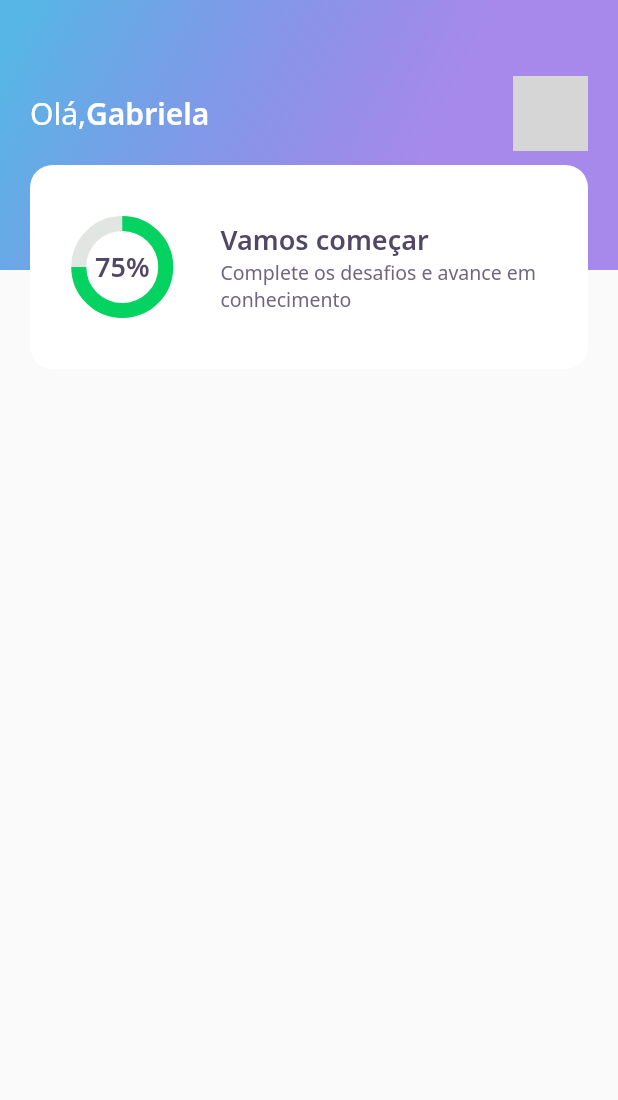
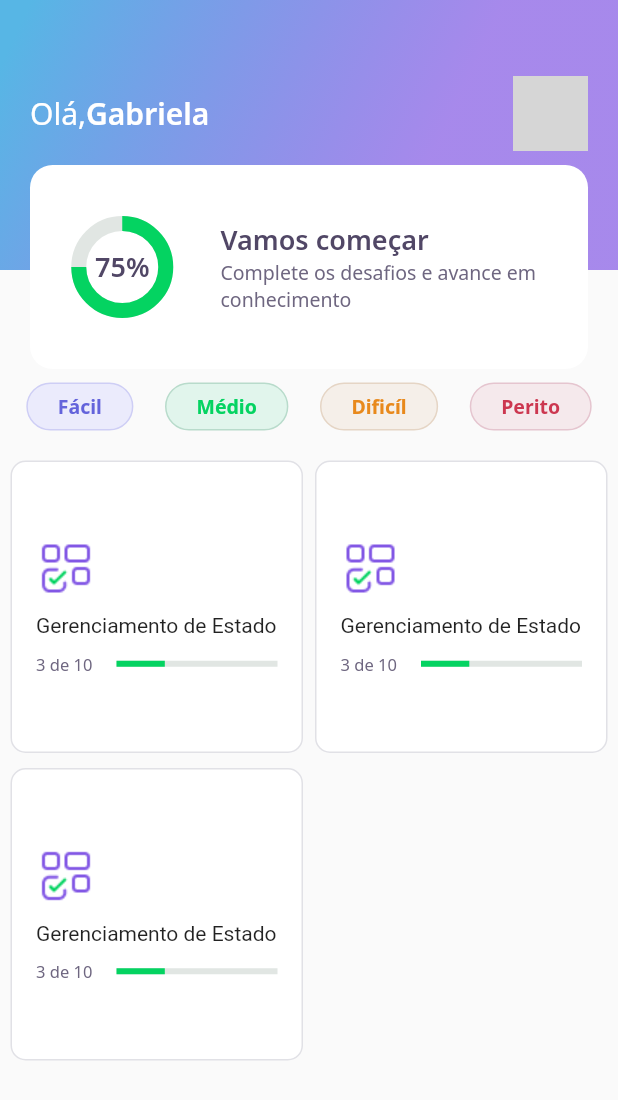
Before and after one commit to JoaoNascSilva/nlw_trilha_flutter, a Flutter app: the HomePage screen opened directly, on a phone screen of 412 x 824 dp. Shown: the top 1100 px of the screen. Run offline on Flutter 3.47's test engine with Material 2 defaults, Android fonts, the phone set to English and light mode, and no system bars; our stand-ins replace google_fonts; network calls fail; grey boxes are pictures that could not be loaded.

Commit message:
aula 02
aula 02

```diff
--- a/nlw_trilha_flutter/lib/app/features/home/presenter/pages/home_page.dart
+++ b/nlw_trilha_flutter/lib/app/features/home/presenter/pages/home_page.dart
@@ -1,4 +1,6 @@
 import 'package:DevQuiz/app/features/home/presenter/widgets/appbar/appbar_widget.dart';
+import 'package:DevQuiz/app/features/home/presenter/widgets/level_button/level_button_widget.dart';
+import 'package:DevQuiz/app/features/home/presenter/widgets/quizz_card/quizz_card_widget.dart';
 import 'package:flutter/material.dart';
 
 class HomePage extends StatefulWidget {
@@ -11,7 +13,27 @@ class _HomePageState extends State<HomePage> {
   Widget build(BuildContext context) {
     return Scaffold(
       appBar: AppBarWidget(),
-      body: Container(),
+      body: Padding(
+        padding: const EdgeInsets.only(top: 75.0, left: 7, right: 7),
+        child: Column(
+          children: [
+            RowLevelButtonWidget(),
+            SizedBox(height: 20),
+            Expanded(
+              child: GridView.count(
+                crossAxisCount: 2,
+                mainAxisSpacing: 10,
+                crossAxisSpacing: 8,
+                children: [
+                  QuizzCardWidget(),
+                  QuizzCardWidget(),
+                  QuizzCardWidget(),
+                ],
+              ),
+            ),
+          ],
+        ),
+      ),
     );
   }
 }
--- /dev/null
+++ b/nlw_trilha_flutter/lib/app/features/home/presenter/widgets/level_button/level_button_widget.dart
@@ -0,0 +1,83 @@
+import 'package:DevQuiz/core/core.dart';
+import 'package:flutter/material.dart';
+import 'package:google_fonts/google_fonts.dart';
+
+class LevelButtonWidget extends StatelessWidget {
+  final String label;
+  final config = {
+    "Fácil": {
+      "color": AppColors.levelButtonFacil,
+      "borderColor": AppColors.levelButtonBorderFacil,
+      "fontColor": AppColors.levelButtonTextFacil,
+    },
+    "Médio": {
+      "color": AppColors.levelButtonMedio,
+      "borderColor": AppColors.levelButtonBorderMedio,
+      "fontColor": AppColors.levelButtonTextMedio,
+    },
+    "Dificíl": {
+      "color": AppColors.levelButtonDificil,
+      "borderColor": AppColors.levelButtonBorderDificil,
+      "fontColor": AppColors.levelButtonTextDificil,
+    },
+    "Perito": {
+      "color": AppColors.levelButtonPerito,
+      "borderColor": AppColors.levelButtonBorderPerito,
+      "fontColor": AppColors.levelButtonTextPerito,
+    }
+  };
+
+  LevelButtonWidget({
+    Key? key,
+    required this.label,
+  })   : assert(["Fácil", "Médio", "Dificíl", "Perito"].contains(label)),
+        super(key: key);
+
+  Color get color => config[label]!['color']!;
+  Color get borderColor => config[label]!['borderColor']!;
+  Color get fontColor => config[label]!['fontColor']!;
+
+  @override
+  Widget build(BuildContext context) {
+    return Container(
+      decoration: BoxDecoration(
+          color: color,
+          borderRadius: BorderRadius.circular(28),
+          border: Border.fromBorderSide(BorderSide(color: borderColor))),
+      child: Padding(
+        padding: const EdgeInsets.symmetric(horizontal: 20.0, vertical: 6.0),
+        child: Text(
+          label,
+          style: GoogleFonts.notoSans(
+            color: fontColor,
+            fontWeight: FontWeight.bold,
+            fontSize: 13,
+          ),
+        ),
+      ),
+    );
+  }
+}
+
+class RowLevelButtonWidget extends StatelessWidget {
+  @override
+  Widget build(BuildContext context) {
+    return Row(
+      mainAxisAlignment: MainAxisAlignment.spaceAround,
+      children: [
+        LevelButtonWidget(
+          label: 'Fácil',
+        ),
+        LevelButtonWidget(
+          label: 'Médio',
+        ),
+        LevelButtonWidget(
+          label: 'Dificíl',
+        ),
+        LevelButtonWidget(
+          label: 'Perito',
+        ),
+      ],
+    );
+  }
+}
--- /dev/null
+++ b/nlw_trilha_flutter/lib/app/features/home/presenter/widgets/quizz_card/quizz_card_widget.dart
@@ -0,0 +1,49 @@
+import 'package:DevQuiz/core/core.dart';
+import 'package:DevQuiz/core/widgets/progress_indicator_widget.dart';
+import 'package:flutter/material.dart';
+
+class QuizzCardWidget extends StatelessWidget {
+  const QuizzCardWidget({Key? key}) : super(key: key);
+
+  @override
+  Widget build(BuildContext context) {
+    return Container(
+      padding: EdgeInsets.all(16),
+      decoration: BoxDecoration(
+        border: Border.fromBorderSide(
+          BorderSide(color: AppColors.border),
+        ),
+        color: AppColors.white,
+        borderRadius: BorderRadius.circular(10),
+      ),
+      child: Column(
+        crossAxisAlignment: CrossAxisAlignment.start,
+        mainAxisAlignment: MainAxisAlignment.center,
+        children: [
+          Container(
+            height: 40,
+            width: 40,
+            child: Image.asset(AppImages.blocks),
+          ),
+          SizedBox(height: 10),
+          Text('Gerenciamento de Estado'),
+          SizedBox(height: 10),
+          Row(
+            children: [
+              Expanded(
+                flex: 1,
+                child: Text('3 de 10', style: AppTextStyles.body11),
+              ),
+              Expanded(
+                flex: 2,
+                child: ProgresIndicatorWidget(
+                  value: 0.3,
+                ),
+              )
+            ],
+          )
+        ],
+      ),
+    );
+  }
+}
--- a/nlw_trilha_flutter/lib/core/app_widget.dart
+++ b/nlw_trilha_flutter/lib/core/app_widget.dart
@@ -1,4 +1,4 @@
-import 'package:DevQuiz/app/features/home/presenter/pages/home_page.dart';
+import 'package:DevQuiz/app/features/challenge/presenter/pages/challenge_page.dart';
 import 'package:flutter/material.dart';
 
 class AppWidget extends StatelessWidget {
@@ -6,7 +6,7 @@ class AppWidget extends StatelessWidget {
   Widget build(BuildContext context) {
     return MaterialApp(
       title: "DevQuiz",
-      home: HomePage(),
+      home: ChallengePage(),
     );
   }
 }
--- /dev/null
+++ b/nlw_trilha_flutter/lib/core/widgets/progress_indicator_widget.dart
@@ -0,0 +1,18 @@
+import 'package:flutter/material.dart';
+
+import '../app_colors.dart';
+
+class ProgresIndicatorWidget extends StatelessWidget {
+  final double value;
+
+  const ProgresIndicatorWidget({Key? key, required this.value})
+      : super(key: key);
+  @override
+  Widget build(BuildContext context) {
+    return LinearProgressIndicator(
+      value: value,
+      backgroundColor: AppColors.chartSecondary,
+      valueColor: AlwaysStoppedAnimation<Color>(AppColors.chartPrimary),
+    );
+  }
+}
```
Also changed, not shown: nlw_trilha_flutter/lib/app/features/challenge/presenter/pages/challenge_page.dart (added, +24 -0 lines), nlw_trilha_flutter/lib/app/features/challenge/presenter/widgets/awnser/awnser_widget.dart (added, +82 -0 lines), nlw_trilha_flutter/lib/app/features/challenge/presenter/widgets/question_indicator/question_indicator.dart (added, +26 -0 lines), nlw_trilha_flutter/lib/app/features/challenge/presenter/widgets/quizz/quizz_widget.dart (added, +44 -0 lines).
